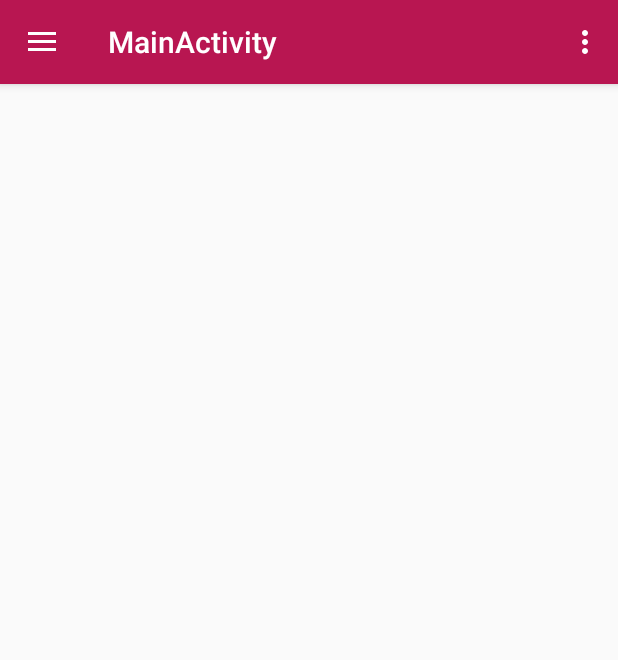
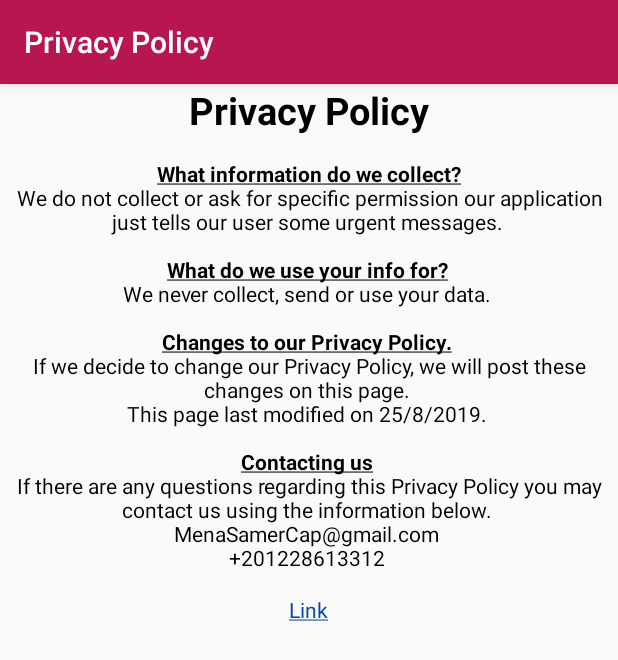
Before and after one commit to MinaSamirCap/Ounof, an Android app: the screen it shows after launch (MainActivity before the commit, PrivacyActivity after it), in the options menu, after a tap on "Privacy Policy", on a phone screen of 412 x 824 dp. Shown: the top 660 px of the screen. Run offline under Robolectric (Android 15) with nearby library versions, the light colour scheme and no system bars.

Commit message:
finished design of privacy policy

```diff
--- a/app/src/main/AndroidManifest.xml
+++ b/app/src/main/AndroidManifest.xml
@@ -10,8 +10,11 @@
         android:supportsRtl="true"
         android:theme="@style/AppTheme">
         <activity
+            android:name=".ui.activities.PrivacyActivity"
+            android:screenOrientation="portrait" />
+        <activity
             android:name=".ui.activities.MainActivity"
-            android:label="@string/title_activity_main"
+            android:label="@string/app_name"
             android:screenOrientation="portrait"
             android:theme="@style/AppTheme.NoActionBar" />
         <activity
--- a/app/src/main/java/com/mina/ounof/ui/activities/MainActivity.kt
+++ b/app/src/main/java/com/mina/ounof/ui/activities/MainActivity.kt
@@ -50,6 +50,12 @@ class MainActivity : AppCompatActivity(), NavigationView.OnNavigationItemSelecte
     }
 
     override fun onOptionsItemSelected(item: MenuItem?): Boolean {
+        when (item?.itemId) {
+            R.id.action_privacy -> {
+                PrivacyActivity.open(this)
+                return true
+            }
+        }
         return super.onOptionsItemSelected(item)
     }
 
--- /dev/null
+++ b/app/src/main/java/com/mina/ounof/ui/activities/PrivacyActivity.kt
@@ -0,0 +1,31 @@
+package com.mina.ounof.ui.activities
+
+import android.content.Context
+import android.content.Intent
+import android.os.Bundle
+import android.view.View
+import androidx.appcompat.app.AppCompatActivity
+import com.mina.ounof.R
+import com.mina.ounof.utils.IntentUtils
+
+class PrivacyActivity : AppCompatActivity() {
+
+    override fun onCreate(savedInstanceState: Bundle?) {
+        super.onCreate(savedInstanceState)
+        setContentView(R.layout.activity_privacy)
+
+        supportActionBar?.title = getString(R.string.privacy)
+    }
+
+    fun openLink(view: View) {
+        IntentUtils.openBrowser(this, getString(R.string.privacy_link))
+    }
+
+    companion object {
+        fun open(context: Context) {
+            context.startActivity(Intent(context, PrivacyActivity::class.java))
+        }
+    }
+
+
+}
--- /dev/null
+++ b/app/src/main/res/layout/activity_privacy.xml
@@ -0,0 +1,48 @@
+<?xml version="1.0" encoding="utf-8"?>
+<androidx.constraintlayout.widget.ConstraintLayout xmlns:android="http://schemas.android.com/apk/res/android"
+    xmlns:app="http://schemas.android.com/apk/res-auto"
+    xmlns:tools="http://schemas.android.com/tools"
+    android:layout_width="match_parent"
+    android:layout_height="match_parent"
+    tools:context=".ui.activities.PrivacyActivity">
+
+    <LinearLayout
+        android:layout_width="0dp"
+        android:layout_height="wrap_content"
+        android:orientation="vertical"
+        app:layout_constraintEnd_toEndOf="parent"
+        app:layout_constraintStart_toStartOf="parent"
+        app:layout_constraintTop_toTopOf="parent">
+
+        <TextView
+            android:id="@+id/header_text_view"
+            android:layout_width="match_parent"
+            android:layout_height="wrap_content"
+            android:gravity="center"
+            android:text="@string/privacy"
+            android:textColor="@color/black"
+            android:textSize="25sp"
+            android:textStyle="bold" />
+
+        <TextView
+            android:id="@+id/body_text_view"
+            android:layout_width="wrap_content"
+            android:layout_height="wrap_content"
+            android:layout_marginTop="15dp"
+            android:gravity="center"
+            android:text="@string/privacy_body"
+            android:textColor="@color/black" />
+
+        <TextView
+            android:id="@+id/link_text_view"
+            android:layout_width="wrap_content"
+            android:layout_height="wrap_content"
+            android:layout_gravity="center"
+            android:layout_marginTop="15dp"
+            android:gravity="center"
+            android:text="@string/link"
+            android:onClick="openLink"
+            android:textColor="@color/link" />
+    </LinearLayout>
+
+</androidx.constraintlayout.widget.ConstraintLayout>
--- a/app/src/main/res/values/colors.xml
+++ b/app/src/main/res/values/colors.xml
@@ -8,5 +8,6 @@
     <color name="ic_launcher_background">#FFFFFF</color>
     <color name="splash_back_color">#D2F3F8</color>
     <color name="white">#FFFFFF</color>
-
+    <color name="black">#000000</color>
+    <color name="link">#0645AD</color>
 </resources>
--- a/app/src/main/res/values/strings.xml
+++ b/app/src/main/res/values/strings.xml
@@ -32,7 +32,7 @@
 
         \n\n<b><u>Changes to our Privacy Policy.</u></b>
         \nIf we decide to change our Privacy Policy, we will post these changes on this page.
-        \nThis page last modified on 25/1/2019.
+        \nThis page last modified on 25/8/2019.
 
         \n\n<b><u>Contacting us</u></b>
         \nIf there are any questions regarding this Privacy Policy you may contact us using the information below.
@@ -41,6 +41,6 @@
     </string>
     <string name="link"><u>Link</u></string>
     <string name="privacy_link">
-        https://docs.google.com/document/d/1jykzMzKYvLIfM_4bKRfUgJ2p6_0aS-PwOP0NA19DeXI/edit?usp=sharing
+        https://docs.google.com/document/d/17pRZ-sCkssYMBL8NhAwwMEvZSUY9IXOJXUMchHb4nTU/edit?usp=sharing
     </string>
 </resources>
```
